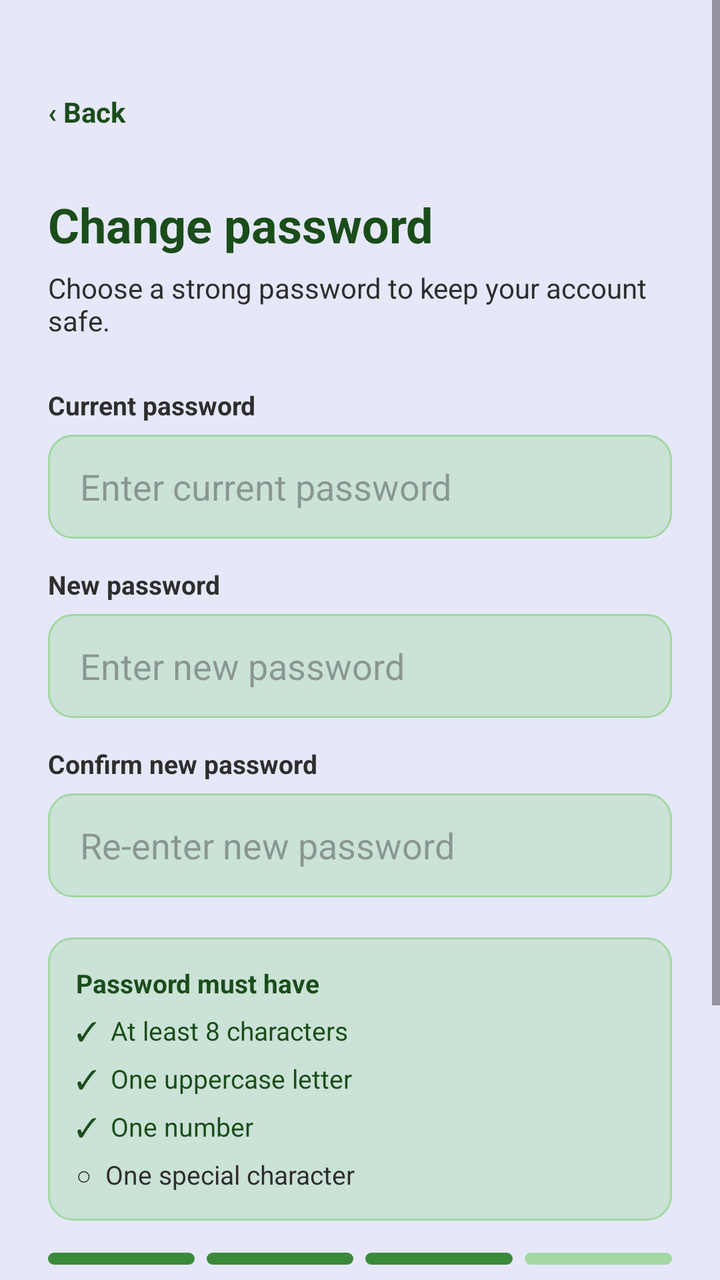
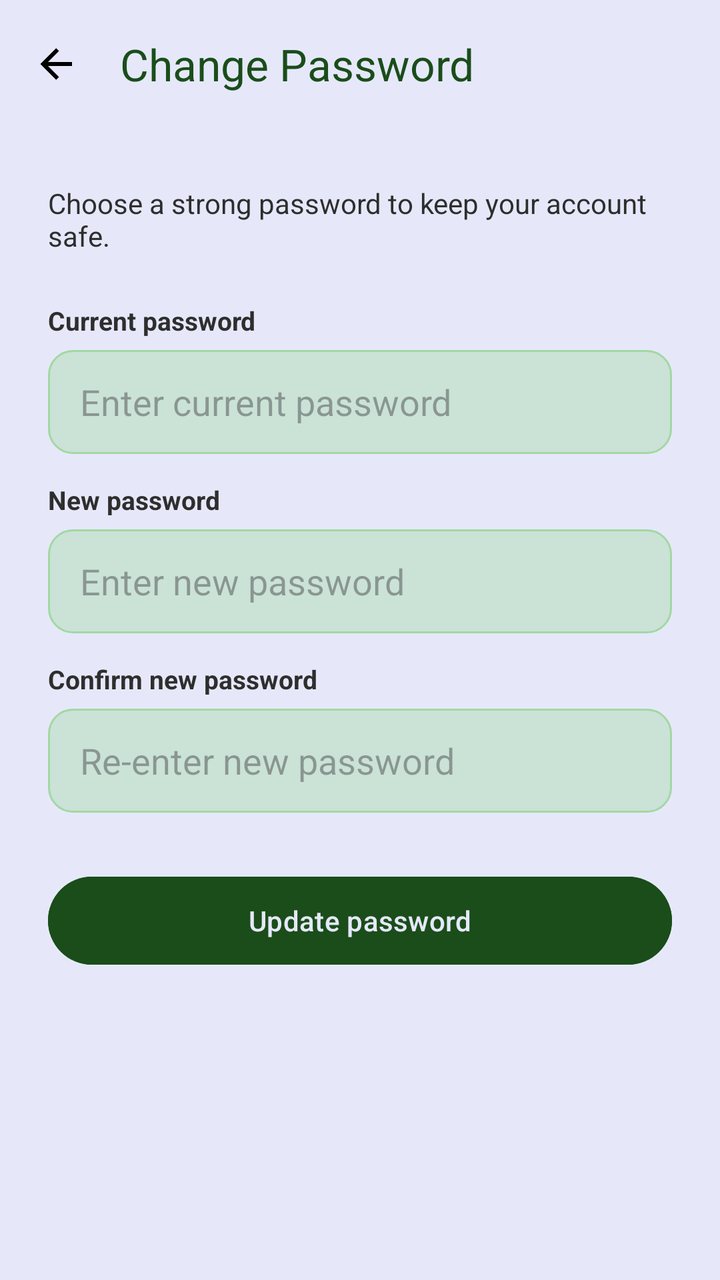

An Android layout rendered at two revisions. The XML below is the earlier revision; the diff shows what the commit changed to produce the second picture.
<!-- AndroidManifest.xml: application theme Theme.GeoConnect -->
<!-- res/layout/activity_change_password.xml -->
<?xml version="1.0" encoding="utf-8"?>
<ScrollView
    xmlns:android="http://schemas.android.com/apk/res/android"
    android:id="@+id/main"
    android:layout_width="match_parent"
    android:layout_height="match_parent"
    android:background="@color/glitter">

    <LinearLayout
        android:layout_width="match_parent"
        android:layout_height="wrap_content"
        android:orientation="vertical"
        android:padding="24dp">

        <TextView
            android:id="@+id/tvBack"
            android:layout_width="wrap_content"
            android:layout_height="wrap_content"
            android:text="‹ Back"
            android:textColor="@color/forest_green"
            android:textSize="14sp"
            android:textStyle="bold"
            android:layout_marginTop="8dp"
            android:gravity="center_vertical"
            android:clickable="true"
            android:focusable="true"
            android:minHeight="48dp"
            android:minWidth="48dp" />

        <TextView
            android:layout_width="wrap_content"
            android:layout_height="wrap_content"
            android:text="Change password"
            android:textColor="@color/forest_green"
            android:textSize="24sp"
            android:textStyle="bold"
            android:layout_marginTop="16dp" />

        <TextView
            android:layout_width="wrap_content"
            android:layout_height="wrap_content"
            android:text="Choose a strong password to keep your account safe."
            android:textColor="@color/black"
            android:textSize="14sp"
            android:layout_marginTop="6dp" />

        <TextView
            android:layout_width="wrap_content"
            android:layout_height="wrap_content"
            android:text="Current password"
            android:textColor="@color/black"
            android:textSize="13sp"
            android:textStyle="bold"
            android:layout_marginTop="24dp" />

        <EditText
            android:id="@+id/etCurrentPassword"
            android:layout_width="match_parent"
            android:layout_height="52dp"
            android:layout_marginTop="6dp"
            android:background="@drawable/bg_input"
            android:hint="Enter current password"
            android:inputType="textPassword"
            android:paddingStart="16dp"
            android:paddingEnd="16dp"
            android:textColor="@color/black" />

        <TextView
            android:layout_width="wrap_content"
            android:layout_height="wrap_content"
            android:text="New password"
            android:textColor="@color/black"
            android:textSize="13sp"
            android:textStyle="bold"
            android:layout_marginTop="14dp" />

        <EditText
            android:id="@+id/etNewPassword"
            android:layout_width="match_parent"
            android:layout_height="52dp"
            android:layout_marginTop="6dp"
            android:background="@drawable/bg_input"
            android:hint="Enter new password"
            android:inputType="textPassword"
            android:paddingStart="16dp"
            android:paddingEnd="16dp"
            android:textColor="@color/black" />

        <TextView
            android:layout_width="wrap_content"
            android:layout_height="wrap_content"
            android:text="Confirm new password"
            android:textColor="@color/black"
            android:textSize="13sp"
            android:textStyle="bold"
            android:layout_marginTop="14dp" />

        <EditText
            android:id="@+id/etConfirmPassword"
            android:layout_width="match_parent"
            android:layout_height="52dp"
            android:layout_marginTop="6dp"
            android:background="@drawable/bg_input"
            android:hint="Re-enter new password"
            android:inputType="textPassword"
            android:paddingStart="16dp"
            android:paddingEnd="16dp"
            android:textColor="@color/black" />

        <LinearLayout
            android:layout_width="match_parent"
            android:layout_height="wrap_content"
            android:orientation="vertical"
            android:layout_marginTop="20dp"
            android:background="@drawable/bg_card"
            android:padding="14dp">

            <TextView
                android:layout_width="wrap_content"
                android:layout_height="wrap_content"
                android:text="Password must have"
                android:textColor="@color/forest_green"
                android:textSize="13sp"
                android:textStyle="bold" />

            <TextView
                android:layout_width="wrap_content"
                android:layout_height="wrap_content"
                android:text="✓  At least 8 characters"
                android:textColor="@color/forest_green"
                android:textSize="13sp"
                android:layout_marginTop="6dp" />

            <TextView
                android:layout_width="wrap_content"
                android:layout_height="wrap_content"
                android:text="✓  One uppercase letter"
                android:textColor="@color/forest_green"
                android:textSize="13sp"
                android:layout_marginTop="6dp" />

            <TextView
                android:layout_width="wrap_content"
                android:layout_height="wrap_content"
                android:text="✓  One number"
                android:textColor="@color/forest_green"
                android:textSize="13sp"
                android:layout_marginTop="6dp" />

            <TextView
                android:layout_width="wrap_content"
                android:layout_height="wrap_content"
                android:text="○  One special character"
                android:textColor="@color/black"
                android:textSize="13sp"
                android:layout_marginTop="6dp" />

        </LinearLayout>

        <LinearLayout
            android:layout_width="match_parent"
            android:layout_height="wrap_content"
            android:orientation="horizontal"
            android:layout_marginTop="16dp">

            <View
                android:layout_width="0dp"
                android:layout_height="6dp"
                android:layout_weight="1"
                android:background="@drawable/bg_bar_on"
                android:layout_marginEnd="6dp" />

            <View
                android:layout_width="0dp"
                android:layout_height="6dp"
                android:layout_weight="1"
                android:background="@drawable/bg_bar_on"
                android:layout_marginEnd="6dp" />

            <View
                android:layout_width="0dp"
                android:layout_height="6dp"
                android:layout_weight="1"
                android:background="@drawable/bg_bar_on"
                android:layout_marginEnd="6dp" />

            <View
                android:layout_width="0dp"
                android:layout_height="6dp"
                android:layout_weight="1"
                android:background="@drawable/bg_bar_off" />

        </LinearLayout>

        <TextView
            android:layout_width="wrap_content"
            android:layout_height="wrap_content"
            android:text="Strength: Good"
            android:textColor="@color/forest_green"
            android:textSize="12sp"
            android:textStyle="bold"
            android:layout_marginTop="6dp" />

        <Button
            android:id="@+id/btnUpdatePassword"
            android:layout_width="match_parent"
            android:layout_height="52dp"
            android:layout_marginTop="20dp"
            android:backgroundTint="@color/forest_green"
            android:text="Update password"
            android:textColor="@color/glitter"
            android:textAllCaps="false" />

        <TextView
            android:id="@+id/tvCancel"
            android:layout_width="match_parent"
            android:layout_height="wrap_content"
            android:text="Cancel"
            android:textColor="@color/forest_green"
            android:textSize="14sp"
            android:textStyle="bold"
            android:gravity="center"
            android:layout_marginTop="16dp"
            android:clickable="true"
            android:focusable="true"
            android:minHeight="48dp"
            android:minWidth="48dp" />

    </LinearLayout>

</ScrollView>
<!-- resources referenced by this layout -->
<resources>
  <color name="black">#2E2E2E</color>
  <color name="forest_green">#1A4D1A</color>
  <color name="glitter">#E6E8FA</color>
  <!-- drawable bg_bar_off (drawable) -->
  <?xml version="1.0" encoding="utf-8"?>
  <shape xmlns:android="http://schemas.android.com/apk/res/android">
      <solid android:color="@color/sage_green" />
      <corners android:radius="3dp" />
  </shape>
  <!-- drawable bg_bar_on (drawable) -->
  <?xml version="1.0" encoding="utf-8"?>
  <shape xmlns:android="http://schemas.android.com/apk/res/android">
      <solid android:color="@color/jade_green" />
      <corners android:radius="3dp" />
  </shape>
  <!-- drawable bg_card (drawable) -->
  <?xml version="1.0" encoding="utf-8"?>
  <shape xmlns:android="http://schemas.android.com/apk/res/android">
      <solid android:color="#66A2D8A2" />
      <stroke android:width="1dp" android:color="@color/sage_green" />
      <corners android:radius="12dp" />
  </shape>
  <!-- drawable bg_input (drawable) -->
  <?xml version="1.0" encoding="utf-8"?>
      <shape xmlns:android="http://schemas.android.com/apk/res/android">
          <solid android:color="#66A2D8A2" />
          <stroke android:width="1dp" android:color="@color/sage_green" />
          <corners android:radius="12dp" />
      </shape>
  <style name="Theme.GeoConnect" parent="Base.Theme.GeoConnect" />
  <color name="sage_green">#A2D8A2</color>
  <color name="jade_green">#3B8A3B</color>
  <style name="Base.Theme.GeoConnect" parent="Theme.Material3.DayNight.NoActionBar">
          
          
      </style>
</resources>

<!-- the commit's change to res/layout/activity_change_password.xml (unified diff, before → after) -->
@@ -1,231 +1,120 @@
 <?xml version="1.0" encoding="utf-8"?>
-<ScrollView
-    xmlns:android="http://schemas.android.com/apk/res/android"
+<LinearLayout xmlns:android="http://schemas.android.com/apk/res/android"
+    xmlns:app="http://schemas.android.com/apk/res-auto"
     android:id="@+id/main"
     android:layout_width="match_parent"
     android:layout_height="match_parent"
+    android:orientation="vertical"
     android:background="@color/glitter">
 
-    <LinearLayout
+    <com.google.android.material.appbar.AppBarLayout
         android:layout_width="match_parent"
         android:layout_height="wrap_content"
-        android:orientation="vertical"
-        android:padding="24dp">
+        android:background="@android:color/transparent"
+        app:elevation="0dp">
 
-        <TextView
-            android:id="@+id/tvBack"
-            android:layout_width="wrap_content"
-            android:layout_height="wrap_content"
-            android:text="‹ Back"
-            android:textColor="@color/forest_green"
-            android:textSize="14sp"
-            android:textStyle="bold"
-            android:layout_marginTop="8dp"
-            android:gravity="center_vertical"
-            android:clickable="true"
-            android:focusable="true"
-            android:minHeight="48dp"
-            android:minWidth="48dp" />
+        <com.google.android.material.appbar.MaterialToolbar
+            android:id="@+id/toolbar"
+            android:layout_width="match_parent"
+            android:layout_height="?attr/actionBarSize"
+            app:navigationIcon="@drawable/ic_arrow_back"
+            app:title="Change Password"
+            app:titleTextColor="@color/forest_green" />
 
-        <TextView
-            android:layout_width="wrap_content"
-            android:layout_height="wrap_content"
-            android:text="Change password"
-            android:textColor="@color/forest_green"
-            android:textSize="24sp"
-            android:textStyle="bold"
-            android:layout_marginTop="16dp" />
+    </com.google.android.material.appbar.AppBarLayout>
 
-        <TextView
-            android:layout_width="wrap_content"
-            android:layout_height="wrap_content"
-            android:text="Choose a strong password to keep your account safe."
-            android:textColor="@color/black"
-            android:textSize="14sp"
-            android:layout_marginTop="6dp" />
-
-        <TextView
-            android:layout_width="wrap_content"
-            android:layout_height="wrap_content"
-            android:text="Current password"
-            android:textColor="@color/black"
-            android:textSize="13sp"
-            android:textStyle="bold"
-            android:layout_marginTop="24dp" />
-
-        <EditText
-            android:id="@+id/etCurrentPassword"
-            android:layout_width="match_parent"
-            android:layout_height="52dp"
-            android:layout_marginTop="6dp"
-            android:background="@drawable/bg_input"
-            android:hint="Enter current password"
-            android:inputType="textPassword"
-            android:paddingStart="16dp"
-            android:paddingEnd="16dp"
-            android:textColor="@color/black" />
-
-        <TextView
-            android:layout_width="wrap_content"
-            android:layout_height="wrap_content"
-            android:text="New password"
-            android:textColor="@color/black"
-            android:textSize="13sp"
-            android:textStyle="bold"
-            android:layout_marginTop="14dp" />
-
-        <EditText
-            android:id="@+id/etNewPassword"
-            android:layout_width="match_parent"
-            android:layout_height="52dp"
-            android:layout_marginTop="6dp"
-            android:background="@drawable/bg_input"
-            android:hint="Enter new password"
-            android:inputType="textPassword"
-            android:paddingStart="16dp"
-            android:paddingEnd="16dp"
-            android:textColor="@color/black" />
-
-        <TextView
-            android:layout_width="wrap_content"
-            android:layout_height="wrap_content"
-            android:text="Confirm new password"
-            android:textColor="@color/black"
-            android:textSize="13sp"
-            android:textStyle="bold"
-            android:layout_marginTop="14dp" />
-
-        <EditText
-            android:id="@+id/etConfirmPassword"
-            android:layout_width="match_parent"
-            android:layout_height="52dp"
-            android:layout_marginTop="6dp"
-            android:background="@drawable/bg_input"
-            android:hint="Re-enter new password"
-            android:inputType="textPassword"
-            android:paddingStart="16dp"
-            android:paddingEnd="16dp"
-            android:textColor="@color/black" />
+    <ScrollView
+        android:layout_width="match_parent"
+        android:layout_height="match_parent"
+        android:fillViewport="true">
 
         <LinearLayout
             android:layout_width="match_parent"
             android:layout_height="wrap_content"
             android:orientation="vertical"
-            android:layout_marginTop="20dp"
-            android:background="@drawable/bg_card"
-            android:padding="14dp">
+            android:padding="24dp">
 
             <TextView
                 android:layout_width="wrap_content"
                 android:layout_height="wrap_content"
-                android:text="Password must have"
-                android:textColor="@color/forest_green"
-                android:textSize="13sp"
-                android:textStyle="bold" />
+                android:text="Choose a strong password to keep your account safe."
+                android:textColor="@color/black"
+                android:textSize="14sp"
+                android:layout_marginTop="4dp" />
 
             <TextView
                 android:layout_width="wrap_content"
                 android:layout_height="wrap_content"
-                android:text="✓  At least 8 characters"
-                android:textColor="@color/forest_green"
+                android:text="Current password"
+                android:textColor="@color/black"
                 android:textSize="13sp"
-                android:layout_marginTop="6dp" />
+                android:textStyle="bold"
+                android:layout_marginTop="24dp" />
+
+            <EditText
+                android:id="@+id/etCurrentPassword"
+                android:layout_width="match_parent"
+                android:layout_height="52dp"
+                android:layout_marginTop="6dp"
+                android:background="@drawable/bg_input"
+                android:hint="Enter current password"
+                android:inputType="textPassword"
+                android:paddingStart="16dp"
+                android:paddingEnd="16dp"
+                android:textColor="@color/black" />
 
             <TextView
                 android:layout_width="wrap_content"
                 android:layout_height="wrap_content"
-                android:text="✓  One uppercase letter"
-                android:textColor="@color/forest_green"
+                android:text="New password"
+                android:textColor="@color/black"
                 android:textSize="13sp"
-                android:layout_marginTop="6dp" />
+                android:textStyle="bold"
+                android:layout_marginTop="14dp" />
+
+            <EditText
+                android:id="@+id/etNewPassword"
+                android:layout_width="match_parent"
+                android:layout_height="52dp"
+                android:layout_marginTop="6dp"
+                android:background="@drawable/bg_input"
+                android:hint="Enter new password"
+                android:inputType="textPassword"
+                android:paddingStart="16dp"
+                android:paddingEnd="16dp"
+                android:textColor="@color/black" />
 
             <TextView
                 android:layout_width="wrap_content"
                 android:layout_height="wrap_content"
-                android:text="✓  One number"
-                android:textColor="@color/forest_green"
-                android:textSize="13sp"
-                android:layout_marginTop="6dp" />
-
-            <TextView
-                android:layout_width="wrap_content"
-                android:layout_height="wrap_content"
-                android:text="○  One special character"
+                android:text="Confirm new password"
                 android:textColor="@color/black"
                 android:textSize="13sp"
-                android:layout_marginTop="6dp" />
+                android:textStyle="bold"
+                android:layout_marginTop="14dp" />
+
+            <EditText
+                android:id="@+id/etConfirmPassword"
+                android:layout_width="match_parent"
+                android:layout_height="52dp"
+                android:layout_marginTop="6dp"
+                android:background="@drawable/bg_input"
+                android:hint="Re-enter new password"
+                android:inputType="textPassword"
+                android:paddingStart="16dp"
+                android:paddingEnd="16dp"
+                android:textColor="@color/black" />
+
+            <Button
+                android:id="@+id/btnUpdatePassword"
+                android:layout_width="match_parent"
+                android:layout_height="52dp"
+                android:layout_marginTop="28dp"
+                android:backgroundTint="@color/forest_green"
+                android:text="Update password"
+                android:textColor="@color/glitter"
+                android:textAllCaps="false" />
 
         </LinearLayout>
-
-        <LinearLayout
-            android:layout_width="match_parent"
-            android:layout_height="wrap_content"
-            android:orientation="horizontal"
-            android:layout_marginTop="16dp">
-
-            <View
-                android:layout_width="0dp"
-                android:layout_height="6dp"
-                android:layout_weight="1"
-                android:background="@drawable/bg_bar_on"
-                android:layout_marginEnd="6dp" />
-
-            <View
-                android:layout_width="0dp"
-                android:layout_height="6dp"
-                android:layout_weight="1"
-                android:background="@drawable/bg_bar_on"
-                android:layout_marginEnd="6dp" />
-
-            <View
-                android:layout_width="0dp"
-                android:layout_height="6dp"
-                android:layout_weight="1"
-                android:background="@drawable/bg_bar_on"
-                android:layout_marginEnd="6dp" />
-
-            <View
-                android:layout_width="0dp"
-                android:layout_height="6dp"
-                android:layout_weight="1"
-                android:background="@drawable/bg_bar_off" />
-
-        </LinearLayout>
-
-        <TextView
-            android:layout_width="wrap_content"
-            android:layout_height="wrap_content"
-            android:text="Strength: Good"
-            android:textColor="@color/forest_green"
-            android:textSize="12sp"
-            android:textStyle="bold"
-            android:layout_marginTop="6dp" />
-
-        <Button
-            android:id="@+id/btnUpdatePassword"
-            android:layout_width="match_parent"
-            android:layout_height="52dp"
-            android:layout_marginTop="20dp"
-            android:backgroundTint="@color/forest_green"
-            android:text="Update password"
-            android:textColor="@color/glitter"
-            android:textAllCaps="false" />
-
-        <TextView
-            android:id="@+id/tvCancel"
-            android:layout_width="match_parent"
-            android:layout_height="wrap_content"
-            android:text="Cancel"
-            android:textColor="@color/forest_green"
-            android:textSize="14sp"
-            android:textStyle="bold"
-            android:gravity="center"
-            android:layout_marginTop="16dp"
-            android:clickable="true"
-            android:focusable="true"
-            android:minHeight="48dp"
-            android:minWidth="48dp" />
-
-    </LinearLayout>
-
-</ScrollView>
+    </ScrollView>
+</LinearLayout>
<!-- resource entries referenced after the edit -->
@@ -3,25 +3,6 @@
   <color name="black">#2E2E2E</color>
   <color name="forest_green">#1A4D1A</color>
   <color name="glitter">#E6E8FA</color>
-  <!-- drawable bg_bar_off (drawable) -->
-  <?xml version="1.0" encoding="utf-8"?>
-  <shape xmlns:android="http://schemas.android.com/apk/res/android">
-      <solid android:color="@color/sage_green" />
-      <corners android:radius="3dp" />
-  </shape>
-  <!-- drawable bg_bar_on (drawable) -->
-  <?xml version="1.0" encoding="utf-8"?>
-  <shape xmlns:android="http://schemas.android.com/apk/res/android">
-      <solid android:color="@color/jade_green" />
-      <corners android:radius="3dp" />
-  </shape>
-  <!-- drawable bg_card (drawable) -->
-  <?xml version="1.0" encoding="utf-8"?>
-  <shape xmlns:android="http://schemas.android.com/apk/res/android">
-      <solid android:color="#66A2D8A2" />
-      <stroke android:width="1dp" android:color="@color/sage_green" />
-      <corners android:radius="12dp" />
-  </shape>
   <!-- drawable bg_input (drawable) -->
   <?xml version="1.0" encoding="utf-8"?>
       <shape xmlns:android="http://schemas.android.com/apk/res/android">
@@ -29,9 +10,12 @@
           <stroke android:width="1dp" android:color="@color/sage_green" />
           <corners android:radius="12dp" />
       </shape>
+  <!-- drawable ic_arrow_back (drawable) -->
+  <vector xmlns:android="http://schemas.android.com/apk/res/android" android:height="24dp" android:width="24dp" android:viewportWidth="24" android:viewportHeight="24">
+      <path android:fillColor="#000000" android:pathData="M20,11V13H8L13.5,18.5L12.08,19.92L4.16,12L12.08,4.08L13.5,5.5L8,11H20Z"/>
+  </vector>
   <style name="Theme.GeoConnect" parent="Base.Theme.GeoConnect" />
   <color name="sage_green">#A2D8A2</color>
-  <color name="jade_green">#3B8A3B</color>
   <style name="Base.Theme.GeoConnect" parent="Theme.Material3.DayNight.NoActionBar">
           
           
